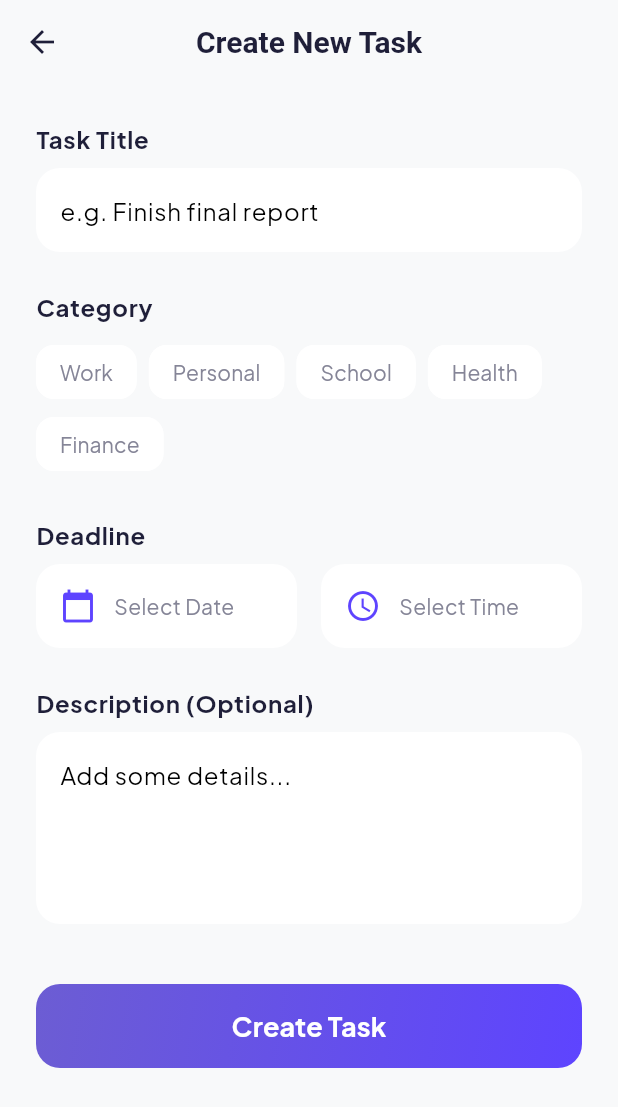
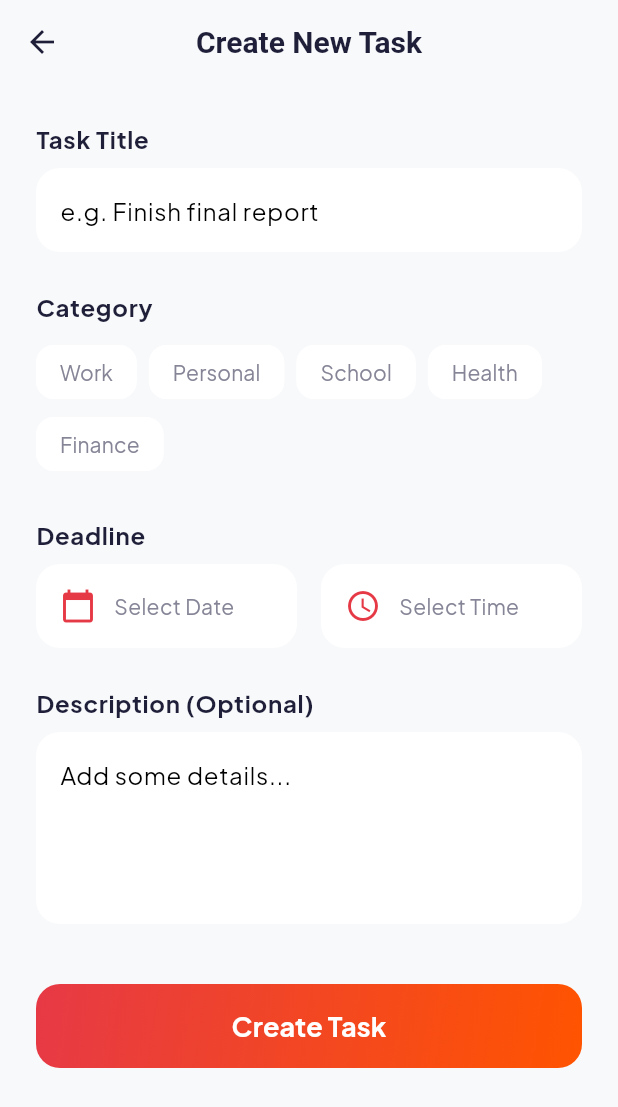
Before and after one commit to qyqystilllearning/ppb_fp_qyqy, a Flutter app: the AddEditTaskScreen screen opened directly, on a phone screen of 412 x 824 dp. Shown: the top 1107 px of the screen. Run offline on Flutter 3.47's test engine with Material 3 defaults, Android fonts, the phone set to English and light mode, and no system bars; our stand-ins replace awesome_notifications, cloud_firestore, firebase_auth, firebase_core, google_fonts, isar and 1 more; accounts and stored records are empty; generated files the repository leaves out were written again.

Commit message:
change theme

```diff
--- a/lib/theme/app_theme.dart
+++ b/lib/theme/app_theme.dart
@@ -3,8 +3,8 @@ import 'package:google_fonts/google_fonts.dart';
 
 class AppTheme {
   // Brand Colors
-  static const Color primaryColor = Color(0xFF5E44FF); // Deep Violet
-  static const Color accentColor = Color(0xFFFF8A65); // Peach Accent
+  static const Color primaryColor = Color(0xFFE63946); // Fire Red
+  static const Color accentColor = Color(0xFFFF9F1C); // Flame Orange
 
   // Backgrounds
   static const Color bgLight = Color(0xFFF8F9FA); // Very light grey
@@ -18,13 +18,13 @@ class AppTheme {
 
   // Gradients
   static const LinearGradient primaryGradient = LinearGradient(
-    colors: [Color(0xFFE5D9FF), Color(0xFFFDE4E4)],
+    colors: [Color(0xFFFFEAC4), Color(0xFFFFCDD2)], // Soft warm fire (keeps dark text readable)
     begin: Alignment.topLeft,
     end: Alignment.bottomRight,
   );
 
   static const LinearGradient cardGradient = LinearGradient(
-    colors: [Color(0xFF6C5DD3), Color(0xFF5E44FF)],
+    colors: [Color(0xFFE63946), Color(0xFFFF5400)], // Intense fire gradient
     begin: Alignment.topLeft,
     end: Alignment.bottomRight,
   );
```
